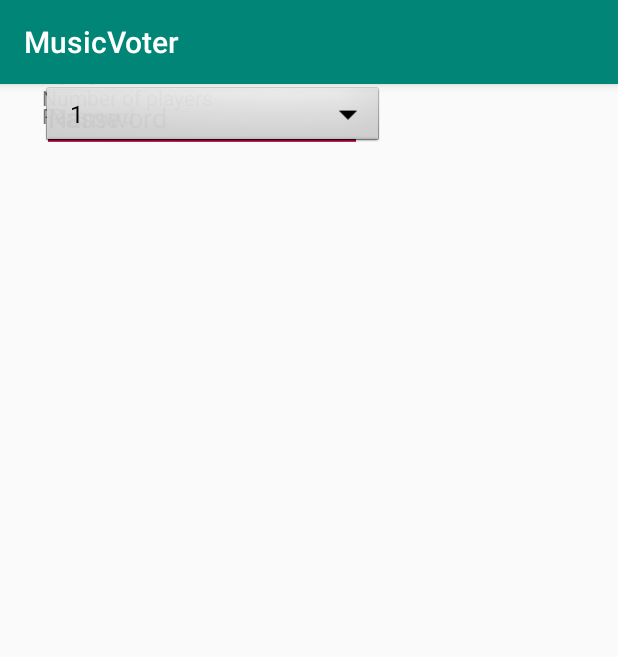
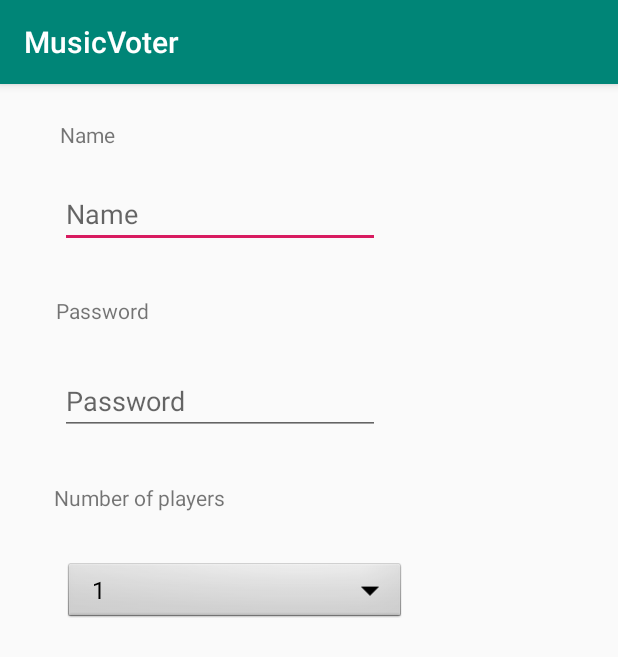
Before and after one commit to ViktorBarzin/music-voter, an Android app: the CreateActivity screen opened directly, with no data from a screen before it, on a phone screen of 412 x 824 dp. Shown: the top 657 px of the screen. Run offline under Robolectric (Android 15) with nearby library versions, the phone set to English and light mode, and no system bars.

Commit message:
Activities displayed

```diff
--- a/android-client/app/src/main/AndroidManifest.xml
+++ b/android-client/app/src/main/AndroidManifest.xml
@@ -18,6 +18,8 @@
         </activity>
         <activity android:name=".CreateActivity">
         </activity>
+        <activity android:name=".JoinActivity">
+        </activity>
     </application>
 
 </manifest>
--- a/android-client/app/src/main/java/com/example/project/musicvoter/CreateActivity.kt
+++ b/android-client/app/src/main/java/com/example/project/musicvoter/CreateActivity.kt
@@ -3,7 +3,6 @@ package com.example.project.musicvoter
 import android.support.v7.app.AppCompatActivity
 import android.os.Bundle
 import android.widget.ArrayAdapter
-import android.widget.Spinner
 import kotlinx.android.synthetic.main.activity_create.*
 
 
@@ -14,11 +13,11 @@ class CreateActivity : AppCompatActivity() {
         setContentView(R.layout.activity_create)
 
         //create a list of items for the spinner.
-        val items = arrayOf("1", "2", "three")
+        val items = arrayOf("1", "2", "3", "4", "5", "6", "7", "8", "9", "10")
         //create an adapter to describe how the items are displayed, adapters are used in several places in android.
         //There are multiple variations of this, but this is the basic variant.
         val adapter = ArrayAdapter(this, android.R.layout.simple_spinner_dropdown_item, items)
         //set the spinners adapter to the previously created one.
-        spinner1.setAdapter(adapter)
+        spinner1.adapter = adapter
     }
 }
--- a/android-client/app/src/main/res/layout/activity_create.xml
+++ b/android-client/app/src/main/res/layout/activity_create.xml
@@ -12,46 +12,56 @@
             android:layout_width="90dp"
             android:layout_height="24dp"
             android:id="@+id/textView"
-            android:layout_marginTop="8dp"
-            app:layout_constraintTop_toTopOf="parent" android:layout_marginBottom="8dp"
-            app:layout_constraintBottom_toTopOf="@+id/editText2" app:layout_constraintStart_toStartOf="parent"
-            android:layout_marginStart="28dp" app:layout_constraintVertical_bias="0.593"/>
+            app:layout_constraintStart_toStartOf="parent"
+            android:layout_marginStart="8dp" app:layout_constraintEnd_toEndOf="parent" android:layout_marginEnd="8dp"
+            android:layout_marginTop="24dp" app:layout_constraintTop_toTopOf="parent"
+            app:layout_constraintHorizontal_bias="0.104"/>
     <EditText
             android:layout_width="wrap_content"
             android:layout_height="wrap_content"
             android:inputType="textPersonName"
             android:ems="10"
-            tools:layout_editor_absoluteY="72dp" android:id="@+id/editText2"
-            android:hint="Name" android:layout_marginStart="28dp" app:layout_constraintStart_toStartOf="parent"/>
+            android:id="@+id/editText2"
+            android:hint="Name" android:layout_marginStart="8dp" app:layout_constraintStart_toStartOf="parent"
+            android:layout_marginEnd="8dp" app:layout_constraintEnd_toEndOf="parent" android:layout_marginTop="16dp"
+            app:layout_constraintTop_toBottomOf="@+id/textView" app:layout_constraintHorizontal_bias="0.176"/>
     <TextView
             android:text="Password"
             android:layout_width="wrap_content"
             android:layout_height="wrap_content"
-            android:id="@+id/textView2" android:layout_marginBottom="8dp"
-            app:layout_constraintBottom_toTopOf="@+id/editText3" android:layout_marginTop="8dp"
-            app:layout_constraintTop_toBottomOf="@+id/editText2" app:layout_constraintStart_toStartOf="parent"
-            android:layout_marginStart="28dp" app:layout_constraintVertical_bias="0.521"/>
+            android:id="@+id/textView2"
+            app:layout_constraintStart_toStartOf="parent"
+            android:layout_marginStart="8dp" app:layout_constraintEnd_toEndOf="parent" android:layout_marginEnd="8dp"
+            android:layout_marginTop="32dp" app:layout_constraintTop_toBottomOf="@+id/editText2"
+            app:layout_constraintHorizontal_bias="0.088"/>
     <EditText
             android:layout_width="wrap_content"
             android:layout_height="wrap_content"
             android:inputType="textPassword"
             android:ems="10"
-            tools:layout_editor_absoluteY="175dp" android:id="@+id/editText3"
-            android:hint="Password" android:layout_marginStart="28dp" app:layout_constraintStart_toStartOf="parent"/>
-    <TextView
-            android:text="Number of players"
-            android:layout_width="wrap_content"
-            android:layout_height="wrap_content"
-            android:id="@+id/textView3" android:layout_marginTop="8dp"
-            app:layout_constraintTop_toBottomOf="@+id/editText3" android:layout_marginBottom="8dp"
-            app:layout_constraintBottom_toTopOf="@+id/spinner1" app:layout_constraintStart_toStartOf="parent"
-            android:layout_marginStart="28dp" app:layout_constraintVertical_bias="0.681"/>
+            android:id="@+id/editText3"
+            android:hint="Password"
+            android:layout_marginTop="28dp"
+            app:layout_constraintTop_toBottomOf="@+id/textView2" android:layout_marginEnd="8dp"
+            app:layout_constraintEnd_toEndOf="parent" android:layout_marginStart="8dp"
+            app:layout_constraintStart_toStartOf="parent" app:layout_constraintHorizontal_bias="0.176"/>
 
     <Spinner
             android:id="@+id/spinner1"
             android:layout_width="228dp"
             android:layout_height="43dp"
             android:background="@android:drawable/btn_dropdown"
-            android:spinnerMode="dropdown" tools:layout_editor_absoluteY="280dp"
-            app:layout_constraintStart_toStartOf="parent" android:layout_marginStart="28dp"/>
+            android:spinnerMode="dropdown"
+            app:layout_constraintStart_toStartOf="parent" android:layout_marginStart="8dp"
+            app:layout_constraintEnd_toEndOf="parent" android:layout_marginEnd="8dp"
+            app:layout_constraintHorizontal_bias="0.207" android:layout_marginTop="32dp"
+            app:layout_constraintTop_toBottomOf="@+id/textView4"/>
+    <TextView
+            android:text="Number of players"
+            android:layout_width="wrap_content"
+            android:layout_height="0dp"
+            android:id="@+id/textView4" app:layout_constraintStart_toStartOf="parent"
+            android:layout_marginStart="36dp" app:layout_constraintEnd_toEndOf="parent" android:layout_marginEnd="8dp"
+            app:layout_constraintHorizontal_bias="0.0" android:layout_marginTop="32dp"
+            app:layout_constraintTop_toBottomOf="@+id/editText3"/>
 </android.support.constraint.ConstraintLayout>
```
Also changed, not shown: android-client/app/src/main/java/com/example/project/musicvoter/JoinActivity.kt (added, +12 -0 lines), android-client/app/src/main/res/layout/activity_join.xml (added, +10 -0 lines), android-client/app/src/main/res/layout/activity_main.xml (+8 -4 lines).
